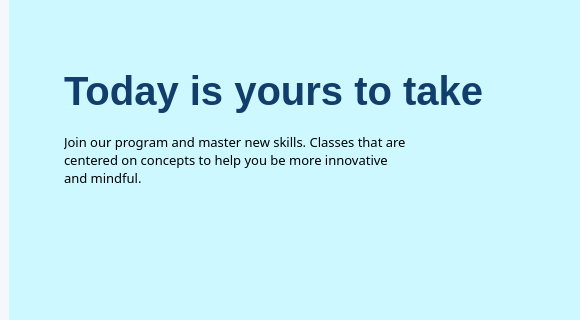
Above: xedu/ui/landing_page.ui from Project-K-Official/kavach-studyblu before the change; both pictures show x 0 to 580 and y 151 to 471 of the 1344 by 714 pixel window. Below: the same form after it.
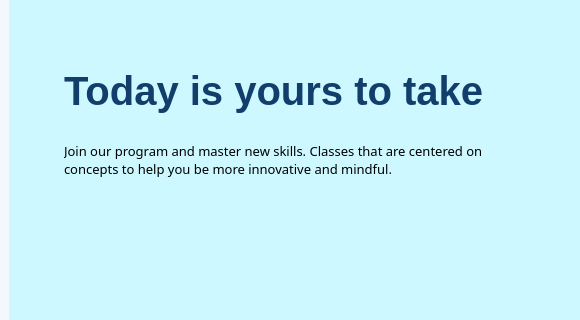
That is the form after the change. Icons and pictures are not drawn.

The edit to the form file:
```diff
--- a/xedu/ui/landing_page.ui
+++ b/xedu/ui/landing_page.ui
@@ -182,7 +182,7 @@
                   </property>
                   <property name="maximumSize">
                    <size>
-                    <width>350</width>
+                    <width>16777215</width>
                     <height>16777215</height>
                    </size>
                   </property>
```
